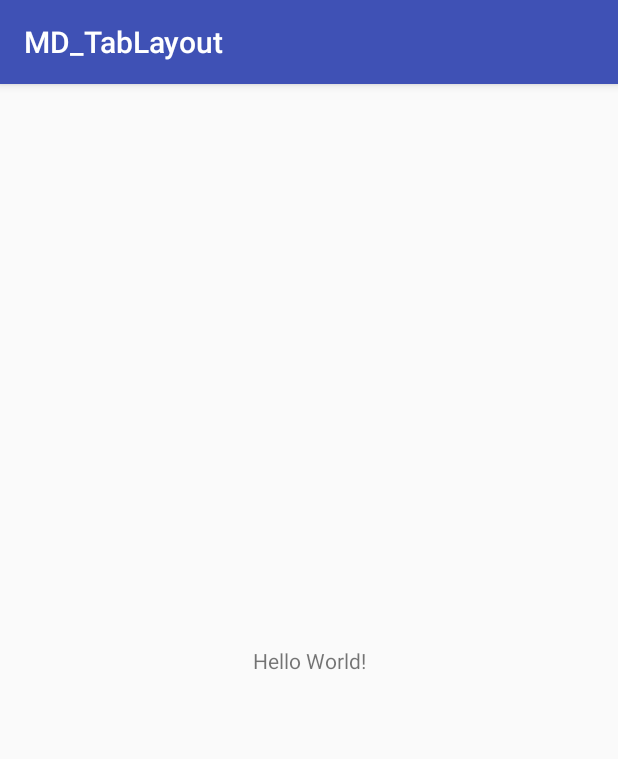
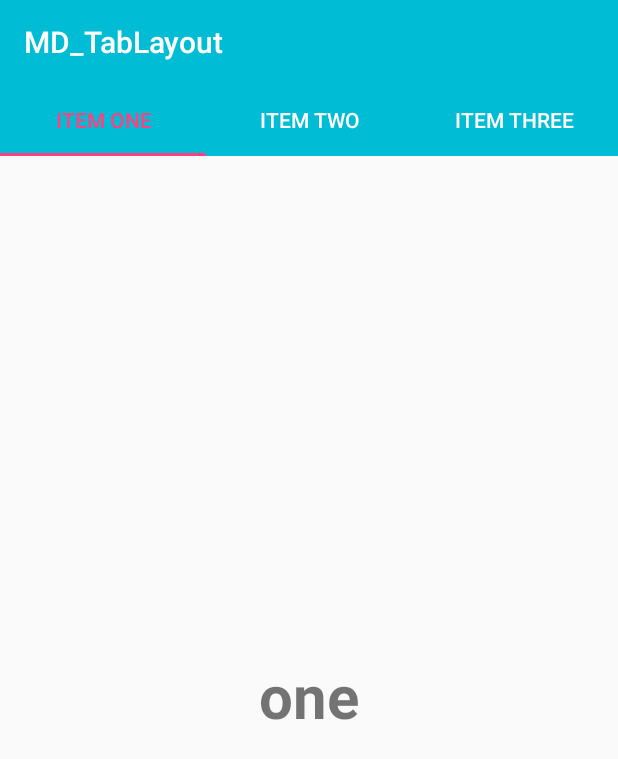
Before and after one commit to jrodriguez-wm/md_Ejercicio10, an Android app: the screen it shows after launch (MainActivity), on a phone screen of 412 x 824 dp. Shown: the top 759 px of the screen. Run offline under Robolectric (Android 15) with nearby library versions, the phone set to English and light mode, and no system bars.

Commit message:
Se crea TabLayout con Titulo de solo texto

```diff
--- a/app/build.gradle
+++ b/app/build.gradle
@@ -25,4 +25,6 @@ dependencies {
     testImplementation 'junit:junit:4.12'
     androidTestImplementation 'com.android.support.test:runner:1.0.1'
     androidTestImplementation 'com.android.support.test.espresso:espresso-core:3.0.1'
+
+    implementation 'com.android.support:design:26.1.0'
 }
--- a/app/src/main/java/mx/com/webmaps/md_ejercicio10/MainActivity.java
+++ b/app/src/main/java/mx/com/webmaps/md_ejercicio10/MainActivity.java
@@ -1,13 +1,43 @@
 package mx.com.webmaps.md_ejercicio10;
 
+import android.support.design.widget.TabLayout;
+import android.support.v4.view.ViewPager;
 import android.support.v7.app.AppCompatActivity;
 import android.os.Bundle;
+import android.support.v7.widget.Toolbar;
+import android.widget.Adapter;
 
 public class MainActivity extends AppCompatActivity {
+
+    Toolbar toolbar;
+
+    TabLayout tabLayout;
+    ViewPager viewPager;
+
+
 
     @Override
     protected void onCreate(Bundle savedInstanceState) {
         super.onCreate(savedInstanceState);
         setContentView(R.layout.activity_main);
+
+        toolbar= (Toolbar) findViewById(R.id.toolbar_id);
+
+        setSupportActionBar(toolbar);
+
+
+        viewPager = (ViewPager) findViewById(R.id.viewPager_id);
+
+        ViewPagerAdapter adapter = new ViewPagerAdapter(getSupportFragmentManager());
+
+        adapter.addFragment(new OneFragment(),"ITEM ONE");
+        adapter.addFragment(new TwoFragment(),"ITEM TWO");
+        adapter.addFragment(new ThreeFragment(),"ITEM THREE");
+
+        viewPager.setAdapter(adapter);
+
+        tabLayout = (TabLayout) findViewById(R.id.tabLayout_id);
+        tabLayout.setupWithViewPager(viewPager);
+
     }
 }
--- /dev/null
+++ b/app/src/main/java/mx/com/webmaps/md_ejercicio10/OneFragment.java
@@ -0,0 +1,31 @@
+package mx.com.webmaps.md_ejercicio10;
+
+import android.os.Bundle;
+import android.support.annotation.Nullable;
+import android.support.v4.app.Fragment;
+import android.view.LayoutInflater;
+import android.view.View;
+import android.view.ViewGroup;
+
+/**
+ * Created by jorge on 19/4/2018.
+ */
+
+public class OneFragment extends Fragment {
+
+    View view;
+
+    public OneFragment() {
+
+    }
+
+    @Nullable
+    @Override
+    public View onCreateView(LayoutInflater inflater, @Nullable ViewGroup container, @Nullable Bundle savedInstanceState) {
+
+        view= inflater.inflate(R.layout.item_1,container,false);
+
+        return view;
+
+    }
+}
--- /dev/null
+++ b/app/src/main/java/mx/com/webmaps/md_ejercicio10/ThreeFragment.java
@@ -0,0 +1,28 @@
+package mx.com.webmaps.md_ejercicio10;
+
+import android.os.Bundle;
+import android.support.annotation.Nullable;
+import android.support.v4.app.Fragment;
+import android.view.LayoutInflater;
+import android.view.View;
+import android.view.ViewGroup;
+
+/**
+ * Created by jorge on 19/4/2018.
+ */
+
+public class ThreeFragment extends Fragment {
+
+    View view;
+
+    public ThreeFragment() {
+    }
+
+    @Nullable
+    @Override
+    public View onCreateView(LayoutInflater inflater, @Nullable ViewGroup container, @Nullable Bundle savedInstanceState) {
+        view = inflater.inflate(R.layout.item_3,container,false);
+
+        return  view;
+    }
+}
--- /dev/null
+++ b/app/src/main/java/mx/com/webmaps/md_ejercicio10/TwoFragment.java
@@ -0,0 +1,27 @@
+package mx.com.webmaps.md_ejercicio10;
+
+import android.os.Bundle;
+import android.support.annotation.Nullable;
+import android.support.v4.app.Fragment;
+import android.view.LayoutInflater;
+import android.view.View;
+import android.view.ViewGroup;
+
+/**
+ * Created by jorge on 19/4/2018.
+ */
+
+public class TwoFragment extends Fragment {
+
+    View view;
+
+    public TwoFragment() {
+    }
+
+    @Nullable
+    @Override
+    public View onCreateView(LayoutInflater inflater, @Nullable ViewGroup container, @Nullable Bundle savedInstanceState) {
+        view = inflater.inflate(R.layout.item_2,container,false);
+        return  view;
+    }
+}
--- /dev/null
+++ b/app/src/main/java/mx/com/webmaps/md_ejercicio10/ViewPagerAdapter.java
@@ -0,0 +1,42 @@
+package mx.com.webmaps.md_ejercicio10;
+
+import android.support.v4.app.Fragment;
+import android.support.v4.app.FragmentManager;
+import android.support.v4.app.FragmentPagerAdapter;
+
+import java.util.ArrayList;
+import java.util.List;
+
+/**
+ * Created by jorge on 19/4/2018.
+ */
+
+public class ViewPagerAdapter extends FragmentPagerAdapter {
+
+    private final List<Fragment> fragmentList = new ArrayList<>();
+    private  final List<String> fragmentTitleList = new ArrayList<>();
+
+    public ViewPagerAdapter(FragmentManager fm) {
+        super(fm);
+    }
+
+    @Override
+    public Fragment getItem(int position) {
+        return fragmentList.get(position);
+    }
+
+    @Override
+    public int getCount() {
+        return fragmentTitleList.size();
+    }
+
+    @Override
+    public CharSequence getPageTitle(int position) {
+        return fragmentTitleList.get(position);
+    }
+
+    public void addFragment(Fragment fragment, String title){
+        fragmentList.add(fragment);
+        fragmentTitleList.add(title);
+    }
+}
--- a/app/src/main/res/layout/activity_main.xml
+++ b/app/src/main/res/layout/activity_main.xml
@@ -1,18 +1,34 @@
 <?xml version="1.0" encoding="utf-8"?>
-<android.support.constraint.ConstraintLayout xmlns:android="http://schemas.android.com/apk/res/android"
-    xmlns:app="http://schemas.android.com/apk/res-auto"
-    xmlns:tools="http://schemas.android.com/tools"
-    android:layout_width="match_parent"
+<RelativeLayout android:layout_width="match_parent"
     android:layout_height="match_parent"
-    tools:context="mx.com.webmaps.md_ejercicio10.MainActivity">
+    xmlns:android="http://schemas.android.com/apk/res/android"
+    xmlns:app="http://schemas.android.com/apk/res-auto">
 
-    <TextView
-        android:layout_width="wrap_content"
+    <android.support.v7.widget.Toolbar
+        android:layout_width="match_parent"
+        android:layout_height="?attr/actionBarSize"
+        android:id="@+id/toolbar_id"
+        android:background="?attr/colorPrimary"
+        app:theme="@style/ThemeOverlay.AppCompat.Dark.ActionBar"/>
+
+    <android.support.design.widget.TabLayout
         android:layout_height="wrap_content"
-        android:text="Hello World!"
-        app:layout_constraintBottom_toBottomOf="parent"
-        app:layout_constraintLeft_toLeftOf="parent"
-        app:layout_constraintRight_toRightOf="parent"
-        app:layout_constraintTop_toTopOf="parent" />
+        android:layout_width="match_parent"
+        android:id="@+id/tabLayout_id"
+        android:layout_below="@id/toolbar_id"
+        android:background="?attr/colorPrimary"
+        app:tabMode="fixed"
+        app:tabGravity="fill"
+        app:tabTextColor="@color/colorTabTile"
+        app:tabSelectedTextColor="@color/colorAccent"/>
 
-</android.support.constraint.ConstraintLayout>
+    <android.support.v4.view.ViewPager
+        android:layout_width="match_parent"
+        android:layout_height="match_parent"
+        android:id="@+id/viewPager_id"
+        android:layout_below="@id/tabLayout_id"/>
+
+
+
+
+</RelativeLayout>
--- /dev/null
+++ b/app/src/main/res/layout/item_1.xml
@@ -0,0 +1,16 @@
+<?xml version="1.0" encoding="utf-8"?>
+<RelativeLayout xmlns:android="http://schemas.android.com/apk/res/android"
+    android:layout_width="match_parent"
+    android:layout_height="match_parent">
+
+    <TextView
+        android:layout_width="wrap_content"
+        android:layout_height="wrap_content"
+        android:id="@+id/textView_id"
+        android:text="@string/one"
+        android:layout_centerVertical="true"
+        android:layout_centerHorizontal="true"
+        android:textSize="40sp"
+        android:textStyle="bold"/>
+
+</RelativeLayout>
--- /dev/null
+++ b/app/src/main/res/layout/item_2.xml
@@ -0,0 +1,15 @@
+<?xml version="1.0" encoding="utf-8"?>
+<RelativeLayout xmlns:android="http://schemas.android.com/apk/res/android"
+    android:layout_width="match_parent" android:layout_height="match_parent">
+
+    <TextView
+        android:layout_width="wrap_content"
+        android:layout_height="wrap_content"
+        android:id="@+id/textView_id"
+        android:text="@string/two"
+        android:layout_centerVertical="true"
+        android:layout_centerHorizontal="true"
+        android:textSize="40sp"
+        android:textStyle="bold"/>
+
+</RelativeLayout>
--- /dev/null
+++ b/app/src/main/res/layout/item_3.xml
@@ -0,0 +1,15 @@
+<?xml version="1.0" encoding="utf-8"?>
+<RelativeLayout xmlns:android="http://schemas.android.com/apk/res/android"
+    android:layout_width="match_parent" android:layout_height="match_parent">
+
+    <TextView
+        android:layout_width="wrap_content"
+        android:layout_height="wrap_content"
+        android:id="@+id/textView_id"
+        android:text="@string/three"
+        android:layout_centerVertical="true"
+        android:layout_centerHorizontal="true"
+        android:textSize="40sp"
+        android:textStyle="bold"/>
+
+</RelativeLayout>
--- a/app/src/main/res/values/colors.xml
+++ b/app/src/main/res/values/colors.xml
@@ -1,6 +1,7 @@
 <?xml version="1.0" encoding="utf-8"?>
 <resources>
-    <color name="colorPrimary">#3F51B5</color>
-    <color name="colorPrimaryDark">#303F9F</color>
+    <color name="colorPrimary">#00BCD4</color>
+    <color name="colorPrimaryDark">#0097A7</color>
     <color name="colorAccent">#FF4081</color>
+    <color name="colorTabTile">#FFFFFF</color>
 </resources>
--- a/app/src/main/res/values/strings.xml
+++ b/app/src/main/res/values/strings.xml
@@ -1,3 +1,6 @@
 <resources>
     <string name="app_name">MD_TabLayout</string>
+    <string name="one">one</string>
+    <string name="two">two</string>
+    <string name="three">three</string>
 </resources>
--- a/app/src/main/res/values/styles.xml
+++ b/app/src/main/res/values/styles.xml
@@ -1,7 +1,7 @@
 <resources>
 
     <!-- Base application theme. -->
-    <style name="AppTheme" parent="Theme.AppCompat.Light.DarkActionBar">
+    <style name="AppTheme" parent="Theme.AppCompat.Light.NoActionBar">
         <!-- Customize your theme here. -->
         <item name="colorPrimary">@color/colorPrimary</item>
         <item name="colorPrimaryDark">@color/colorPrimaryDark</item>
```
